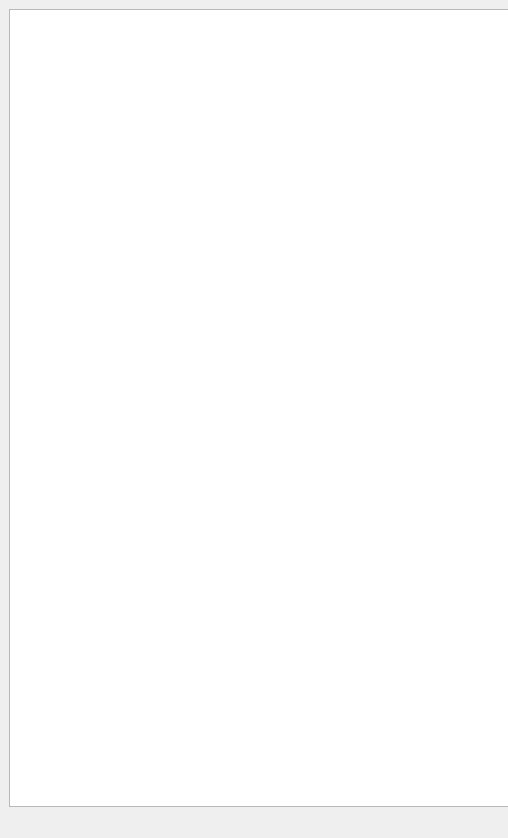
The window that BOMizator/BOMLinker.ui (dejfson/BOMizator) describes before a commit, drawn with Qt 5; both pictures show x 0 to 508 and y 0 to 838 of the 1258 by 838 pixel window.
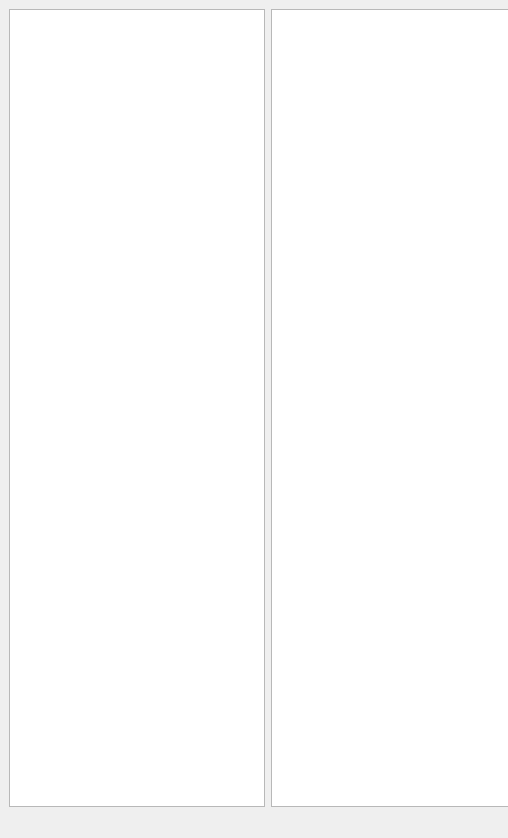
The same window after the commit.

Commit message:
added side-view tree widget, which will display the files hierarchy
so at later stage one can browse not only totality, but as well complete
hierarchy by simple clicking.

What changed in the file:
```diff
--- a/BOMizator/BOMLinker.ui
+++ b/BOMizator/BOMLinker.ui
@@ -15,10 +15,10 @@
   </property>
   <widget class="QWidget" name="centralwidget">
    <layout class="QGridLayout" name="gridLayout">
-    <item row="0" column="0">
+    <item row="0" column="1">
      <widget class="QTreeView" name="treeView">
       <property name="sizePolicy">
-       <sizepolicy hsizetype="Preferred" vsizetype="Preferred">
+       <sizepolicy hsizetype="Expanding" vsizetype="Preferred">
         <horstretch>0</horstretch>
         <verstretch>0</verstretch>
        </sizepolicy>
@@ -73,6 +73,31 @@
       </attribute>
      </widget>
     </item>
+    <item row="0" column="0">
+     <widget class="QTreeView" name="schHierarchy">
+      <property name="sizePolicy">
+       <sizepolicy hsizetype="Minimum" vsizetype="Expanding">
+        <horstretch>0</horstretch>
+        <verstretch>0</verstretch>
+       </sizepolicy>
+      </property>
+      <property name="showDropIndicator" stdset="0">
+       <bool>false</bool>
+      </property>
+      <property name="alternatingRowColors">
+       <bool>true</bool>
+      </property>
+      <property name="rootIsDecorated">
+       <bool>false</bool>
+      </property>
+      <property name="allColumnsShowFocus">
+       <bool>true</bool>
+      </property>
+      <attribute name="headerVisible">
+       <bool>false</bool>
+      </attribute>
+     </widget>
+    </item>
    </layout>
   </widget>
   <widget class="QMenuBar" name="menubar">
```
